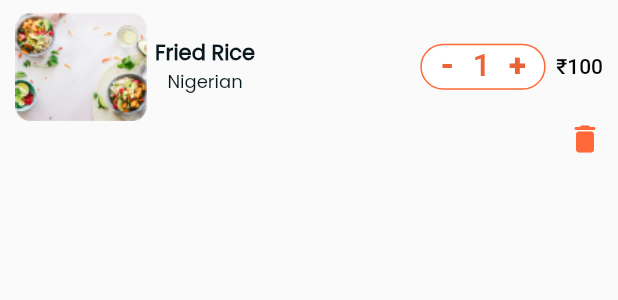
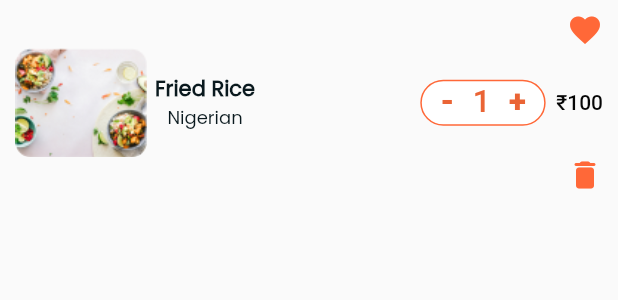
Before and after one commit to emmanueledem/xmeal, a Flutter app: the Cartlist widget shown alone on an empty page, opened directly, on a phone screen of 412 x 824 dp. Shown: the top 300 px of the screen. Run offline on Flutter 3.47's test engine with Material 2 defaults, Android fonts, the phone set to English and light mode, and no system bars; our stand-ins replace cached_network_image, cloud_firestore, device_preview, email_validator, firebase_auth, firebase_core and 8 more; accounts and stored records are empty.

Commit message:
Restructed cart screen

```diff
--- a/lib/users/widgets/cart_list.dart
+++ b/lib/users/widgets/cart_list.dart
@@ -8,13 +8,17 @@ class Cartlist extends StatelessWidget {
 
   @override
   Widget build(BuildContext context) {
-    return InkWell(
-      child: Padding(
+    return Padding(
       padding: const EdgeInsets.only(left: 10, right: 10, top: 8.0),
       child: Column(
         crossAxisAlignment: CrossAxisAlignment.end,
         children: [
-            Row(
+          const Icon(
+            Icons.favorite,
+            color: appColour,
+          ),
+          GestureDetector(
+            child: Row(
               children: [
                 Expanded(
                   child: Row(
@@ -114,6 +118,7 @@ class Cartlist extends StatelessWidget {
                 ),
               ],
             ),
+          ),
           GestureDetector(
               child: const Icon(
             Icons.delete_rounded,
@@ -121,7 +126,6 @@ class Cartlist extends StatelessWidget {
           )),
         ],
       ),
-      ),
     );
   }
 }
```
Also changed, not shown: lib/users/screens/cart_screen.dart (+42 -24 lines). Lines whose indentation alone changed are shown as unchanged.
